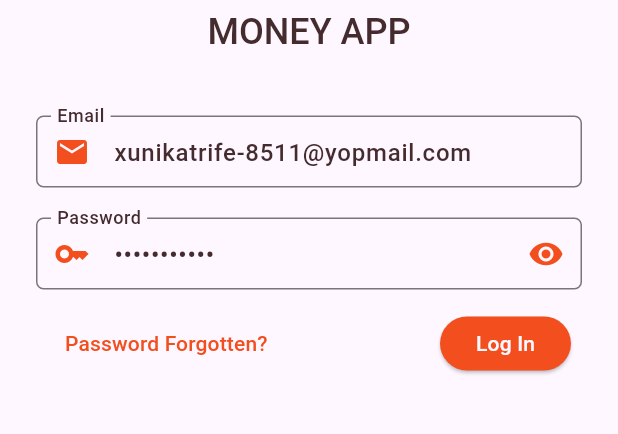
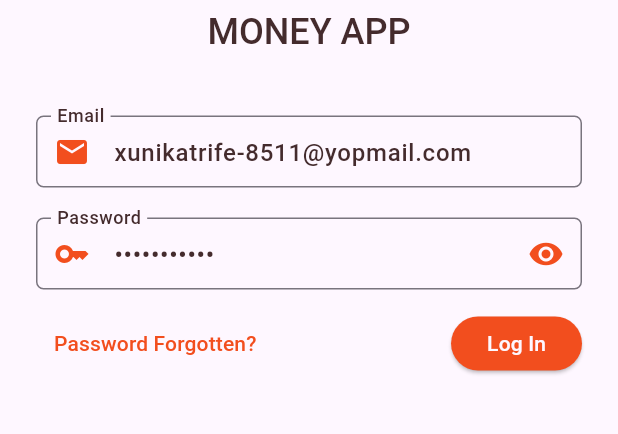
Before and after one commit to FALL2000/App-mobile-manager-flutter, a Flutter app: the MALoginPage screen opened by its route, on a phone screen of 412 x 824 dp, the part 210-644 px from its top. Run offline on Flutter 3.47's test engine with Material 2 defaults, Android fonts, the light colour scheme and no system bars; our stand-ins replace cloud_functions, firebase_auth, firebase_core, firebase_messaging, flutter_local_notifications, get and 1 more; accounts and stored records are empty; Roboto replaces fonts that are missing (Rubik).

```diff
--- a/lib/Frontend/Controllers/AuthController.dart
+++ b/lib/Frontend/Controllers/AuthController.dart
@@ -7,7 +7,7 @@ import 'package:x_money_manager/firebase_options.dart';
 import 'package:x_money_manager/Notification/MA_firebaseNotification.dart';
 class AuthController extends GetxController {
 
-bool _loggedIn = true;
+bool _loggedIn = false;
   User? _user ;
   MaUser? storedUser ;
   User? get authUser=> _user ;
@@ -24,7 +24,7 @@ bool _loggedIn = true;
         _user= user;
         print(_user);
         _loggedIn = true;
-        // MaFirebaseNotification.getDeviceToken();
+        MaFirebaseNotification.getDeviceToken();
       } else {
         print('user is logged out ');
         _loggedIn = true;
--- a/lib/Frontend/Views/Full/login.dart
+++ b/lib/Frontend/Views/Full/login.dart
@@ -119,8 +119,9 @@ class _loginPageState extends State<_loginPage> {
                     ),
               ),
               const SizedBox(height: 12.0),
-              OverflowBar(
-                alignment: MainAxisAlignment.center,
+              Row(
+                // alignment: MainAxisAlignment.center,
+                 mainAxisAlignment : MainAxisAlignment.spaceBetween,
                 children: <Widget>[
                   TextButton(
                     style: TextButton.styleFrom(
@@ -134,7 +135,7 @@ class _loginPageState extends State<_loginPage> {
                     },
 
                   ),
-                  SizedBox(width: spacerBetweenSignIn,),
+                  // SizedBox(width: spacerBetweenSignIn,),
                   ElevatedButton(
                     style: ElevatedButton.styleFrom( backgroundColor: colorScheme.primary,foregroundColor: colorScheme.background,minimumSize: const Size(80, 36),),
                     child: const Text('Log In'),
@@ -173,8 +174,8 @@ class _loginPageState extends State<_loginPage> {
                     label: 'Email',
                   ),
                   const SizedBox(height: 12.0),
-                  OverflowBar(
-                    alignment: MainAxisAlignment.center,
+                  Row(
+                     mainAxisAlignment : MainAxisAlignment.spaceBetween,
                     children: <Widget>[
                       TextButton.icon(
                         icon: const Icon(Icons.arrow_back),
@@ -189,7 +190,7 @@ class _loginPageState extends State<_loginPage> {
                         },
 
                       ),
-                      SizedBox(width: spacerBetweenSignIn*1.5,),
+                      // SizedBox(width: spacerBetweenSignIn*1.5,),
                       ElevatedButton(
                         style: ElevatedButton.styleFrom( backgroundColor: colorScheme.primary,foregroundColor: colorScheme.background,minimumSize: Size(80, 36),),
                         child: const Text('Recover'),
--- a/lib/Notification/MA_firebaseNotification.dart
+++ b/lib/Notification/MA_firebaseNotification.dart
@@ -4,7 +4,7 @@
 import 'dart:math';
 
 import 'package:firebase_messaging/firebase_messaging.dart';
-// import 'package:x_money_manager/controller/MA_UserController.dart';
+import 'package:x_money_manager/Backend/MA_UserController.dart';
 import './MA_Local_Notification.dart';
 class MaFirebaseNotification {
   static Future<void> init() async{
@@ -53,7 +53,7 @@ class MaFirebaseNotification {
       String? deviceToken = await _firebaseMessage.getToken();
        print('getDeviceToken:::::deviceToken: "${deviceToken}"');
        if(deviceToken!.isNotEmpty){
-          // MaUserController.sendToken(deviceToken);
+          MaUserController.sendToken(deviceToken);
           return deviceToken;
        }
 
```
